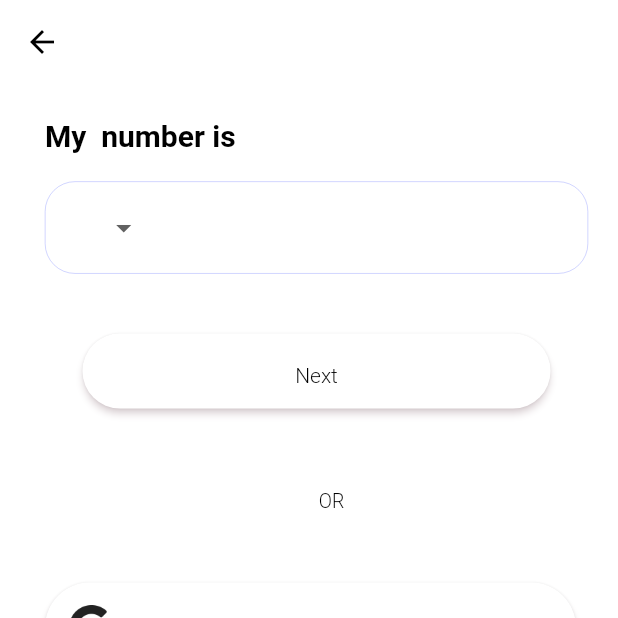
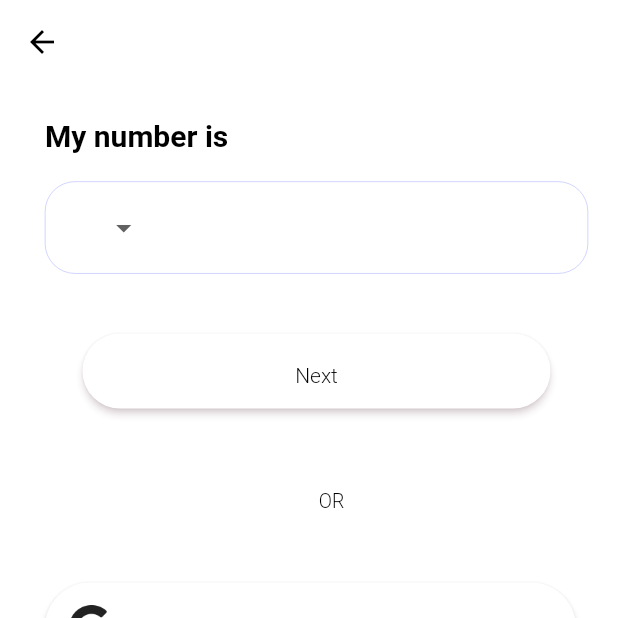
Before and after one commit to EslamAbotaleb/Appet, a Flutter app: the PhoneWidget screen opened directly, on a phone screen of 412 x 824 dp, the top half of it. Run offline on Flutter 3.47's test engine with Material 2 defaults, Android fonts, the phone set to English and light mode, and no system bars; our stand-ins replace flare_flutter, fluttertoast, logger, permission_handler, pin_code_fields, shared_preferences and 1 more; missing offline and left inert: splash_screen_view; accounts and stored records are empty; statements that could not run were skipped.

```diff
--- a/lib/screens/authentication/veritfcation/phonenumber_widget.dart
+++ b/lib/screens/authentication/veritfcation/phonenumber_widget.dart
@@ -11,12 +11,12 @@ class PhoneWidget extends StatefulWidget {
 }
 
 class _PhoneWidgetState extends State<PhoneWidget> {
+  TextEditingController phoneNumberController = TextEditingController();
   String? _selectedCountryCode;
-  List<String>? _countryCodes = ['+91', '+23'];
-
+  String? phoneNumber = "";
+  List<String>? _countryCodes = ['+91', '+20'];
   @override
   Widget build(BuildContext context) {
-
     var countryDropDown = Container(
       height: 30.0,
       child: DropdownButtonHideUnderline(
@@ -42,7 +42,6 @@ class _PhoneWidgetState extends State<PhoneWidget> {
       ),
     );
 
-
     return Scaffold(
       backgroundColor: Colors.white,
       appBar: AppBar(
@@ -62,7 +61,7 @@ class _PhoneWidgetState extends State<PhoneWidget> {
               crossAxisAlignment: CrossAxisAlignment.start,
               children: [
                 Text(
-                  "My  number is",
+                  "My number is",
                   style: TextStyleWidget.build(false,
                       fontSize: 20,
                       color: Colors.black,
@@ -71,9 +70,12 @@ class _PhoneWidgetState extends State<PhoneWidget> {
 
                 Container(
                     width: MediaQuery.of(context).size.width - 50,
-        margin: EdgeInsets.symmetric(vertical: 15,),
+                    margin: EdgeInsets.symmetric(
+                      vertical: 15,
+                    ),
                     decoration: BoxDecoration(
-            border: Border.all(color: ColorUtils.appColor, width: 0.2),
+                        border:
+                            Border.all(color: ColorUtils.appColor, width: 0.2),
                         boxShadow: [
                           BoxShadow(
                               color: Colors.transparent,
@@ -81,14 +83,20 @@ class _PhoneWidgetState extends State<PhoneWidget> {
                               offset: Offset(1, 1)),
                         ],
                         color: Colors.white,
-            borderRadius: const BorderRadius.all(Radius.circular(20))),
+                        borderRadius:
+                            const BorderRadius.all(Radius.circular(20))),
                     child: TextFieldWidget(
-          TextEditingController(),
+                      phoneNumberController,
                       prefixIcon: countryDropDown,
                       hint: '',
                       colorText: Colors.black,
                       textInputType: TextInputType.number,
                       validation: (_) {},
+                      onChanged: (value) {
+                        setState(() {
+                          phoneNumber = value;
+                        });
+                      },
                     )),
 
                 Container(
@@ -100,14 +108,17 @@ class _PhoneWidgetState extends State<PhoneWidget> {
                       borderRadius: BorderRadius.circular(30),
                       color: Colors.white),
                   child: ElevatedButton(
-                child: Text("Next", style: TextStyleWidget.build(false, color: Colors.black)),
+                    child: Text("Next",
+                        style:
+                            TextStyleWidget.build(false, color: phoneNumber == "" ? Colors.black : Colors.white)),
                     style: ButtonStyle(
                       elevation: MaterialStateProperty.all(2),
                       overlayColor: MaterialStateProperty.all(Colors.black12),
-        shadowColor: MaterialStateProperty.all(Colors.pink.shade50),
-        shape: MaterialStateProperty.all(
-            RoundedRectangleBorder(borderRadius: BorderRadius.circular(50))),
-        backgroundColor: MaterialStateProperty.all(Colors.white),
+                      shadowColor:
+                          MaterialStateProperty.all(Colors.pink.shade50),
+                      shape: MaterialStateProperty.all(RoundedRectangleBorder(
+                          borderRadius: BorderRadius.circular(50))),
+                      backgroundColor: MaterialStateProperty.all( phoneNumber == "" ? Colors.white  :  ColorUtils.appColor ),
                       fixedSize: MaterialStateProperty.all(const Size(412, 60)),
                     ),
                     onPressed: () {},
@@ -117,7 +128,12 @@ class _PhoneWidgetState extends State<PhoneWidget> {
                   height: 20,
                 ),
                 //Botão
-            Center(child: Text('OR', style: TextStyleWidget.build(false,fontSize: 13, color: Colors.black),)),
+                Center(
+                    child: Text(
+                  'OR',
+                  style: TextStyleWidget.build(false,
+                      fontSize: 13, color: Colors.black),
+                )),
 
                 const SizedBox(
                   height: 20,
@@ -141,8 +157,7 @@ class _PhoneWidgetState extends State<PhoneWidget> {
                   padding: const EdgeInsets.only(right: 28.0, top: 10.0),
                   child: TinderButton(
                       texto: 'LOG IN WITH FACEBOOK',
-                                imagem: const AssetImage(
-                                    'assets/images/facebook.png'),
+                      imagem: const AssetImage('assets/images/facebook.png'),
                       cor: Colors.blue.shade500),
                 ),
                 //Espaçador
@@ -150,7 +165,6 @@ class _PhoneWidgetState extends State<PhoneWidget> {
                   height: 15,
                 ),
                 //Botão número
-
               ],
             ),
           ),
```
Also changed, not shown: 6 other files. Lines whose indentation alone changed are shown as unchanged.
